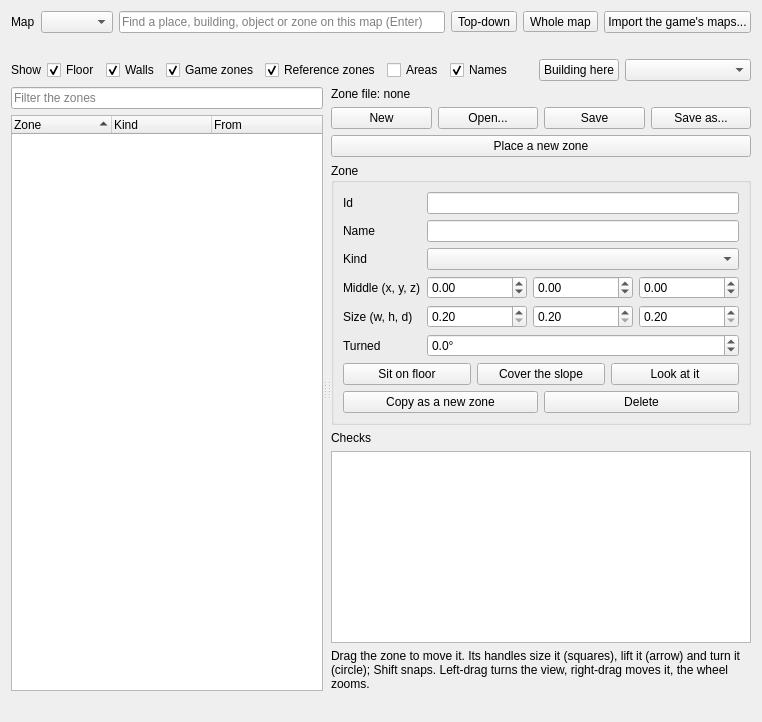
The window that src/ui/designer/zones_tab.ui (ThePi1/SPT-Trader-Builder) describes before a commit, drawn with Qt 5.
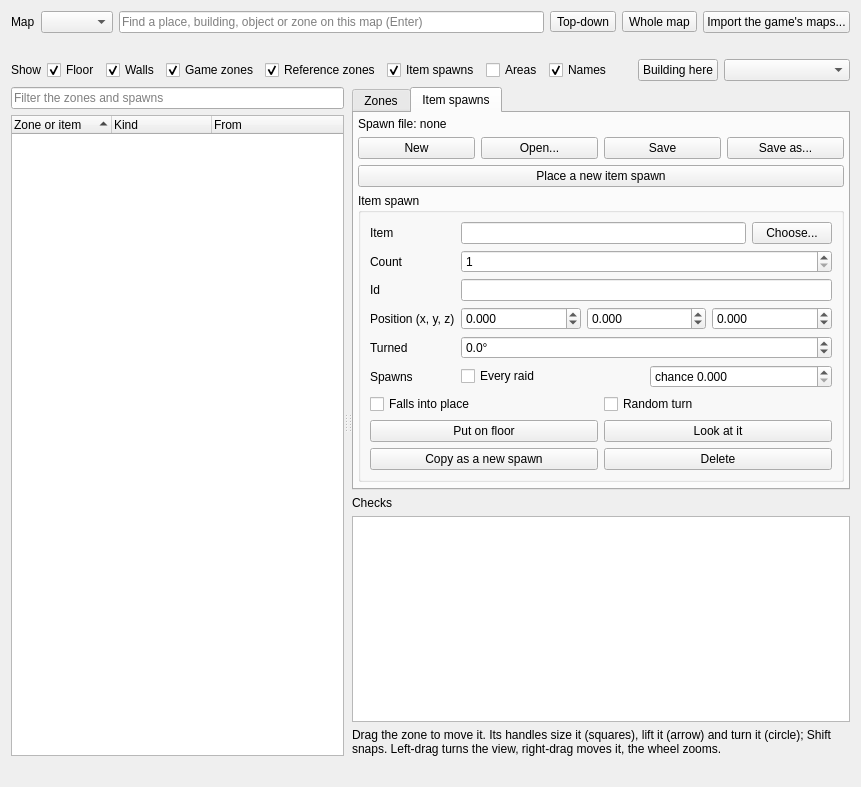
The same window after the commit. The open tabs and pages were chosen to show the change.

Commit message: Zones tab: item spawns (WTT-CommonLib's CustomLootspawns)

```diff
--- a/src/ui/designer/zones_tab.ui
+++ b/src/ui/designer/zones_tab.ui
@@ -141,6 +141,19 @@
        </property>
       </widget>
      </item>
+     <item>
+      <widget class="QCheckBox" name="spawnsBox">
+       <property name="toolTip">
+        <string>Item spawns: yours, and those in the item spawn files among your reference files</string>
+       </property>
+       <property name="text">
+        <string>Item spawns</string>
+       </property>
+       <property name="checked">
+        <bool>true</bool>
+       </property>
+      </widget>
+     </item>
      <item>
       <widget class="QCheckBox" name="areasBox">
        <property name="toolTip">
@@ -224,7 +237,7 @@
        <item>
         <widget class="QLineEdit" name="zoneFilter">
          <property name="placeholderText">
-          <string>Filter the zones</string>
+          <string>Filter the zones and spawns</string>
          </property>
          <property name="clearButtonEnabled">
           <bool>true</bool>
@@ -244,7 +257,7 @@
          </property>
          <column>
           <property name="text">
-           <string>Zone</string>
+           <string>Zone or item</string>
           </property>
          </column>
          <column>
@@ -295,6 +308,31 @@
         <number>0</number>
        </property>
        <item>
+        <widget class="QTabWidget" name="editTabs">
+         <property name="sizePolicy">
+          <sizepolicy hsizetype="Preferred" vsizetype="Maximum">
+           <horstretch>0</horstretch>
+           <verstretch>0</verstretch>
+          </sizepolicy>
+         </property>
+         <widget class="QWidget" name="zonesPage">
+          <attribute name="title">
+           <string>Zones</string>
+          </attribute>
+          <layout class="QVBoxLayout" name="zonesPageLayout">
+           <property name="leftMargin">
+            <number>4</number>
+           </property>
+           <property name="topMargin">
+            <number>4</number>
+           </property>
+           <property name="rightMargin">
+            <number>4</number>
+           </property>
+           <property name="bottomMargin">
+            <number>4</number>
+           </property>
+           <item>
         <widget class="QLabel" name="fileLabel">
          <property name="toolTip">
           <string>The quest zone file (WTT-CommonLib's CustomQuestZones) your zones are in</string>
@@ -633,6 +671,408 @@
         </widget>
        </item>
        <item>
+            <spacer name="zonesPageSpacer">
+             <property name="orientation">
+              <enum>Qt::Vertical</enum>
+             </property>
+             <property name="sizeHint" stdset="0">
+              <size>
+               <width>10</width>
+               <height>0</height>
+              </size>
+             </property>
+            </spacer>
+           </item>
+          </layout>
+         </widget>
+         <widget class="QWidget" name="spawnsPage">
+          <attribute name="title">
+           <string>Item spawns</string>
+          </attribute>
+          <layout class="QVBoxLayout" name="spawnsPageLayout">
+           <property name="leftMargin">
+            <number>4</number>
+           </property>
+           <property name="topMargin">
+            <number>4</number>
+           </property>
+           <property name="rightMargin">
+            <number>4</number>
+           </property>
+           <property name="bottomMargin">
+            <number>4</number>
+           </property>
+           <item>
+            <widget class="QLabel" name="spawnFileLabel">
+             <property name="toolTip">
+              <string>The item spawn file (WTT-CommonLib's CustomLootspawns) your spawns are in. Its folder says what they are: CustomSpawnpointsForced spawns every raid (as quest items do), CustomSpawnpoints is loose loot</string>
+             </property>
+             <property name="text">
+              <string>Spawn file: none</string>
+             </property>
+             <property name="wordWrap">
+              <bool>true</bool>
+             </property>
+            </widget>
+           </item>
+           <item>
+            <layout class="QHBoxLayout" name="spawnFileRow">
+             <item>
+              <widget class="QPushButton" name="newSpawnFileButton">
+               <property name="toolTip">
+                <string>Start an empty item spawn file</string>
+               </property>
+               <property name="text">
+                <string>New</string>
+               </property>
+              </widget>
+             </item>
+             <item>
+              <widget class="QPushButton" name="openSpawnFileButton">
+               <property name="toolTip">
+                <string>Open an item spawn file to change its spawns</string>
+               </property>
+               <property name="text">
+                <string>Open...</string>
+               </property>
+              </widget>
+             </item>
+             <item>
+              <widget class="QPushButton" name="saveSpawnFileButton">
+               <property name="text">
+                <string>Save</string>
+               </property>
+              </widget>
+             </item>
+             <item>
+              <widget class="QPushButton" name="saveAsSpawnFileButton">
+               <property name="text">
+                <string>Save as...</string>
+               </property>
+              </widget>
+             </item>
+            </layout>
+           </item>
+           <item>
+            <widget class="QPushButton" name="placeSpawnButton">
+             <property name="toolTip">
+              <string>Then click where the item goes (Esc to stop). It is the item last placed; the first time, you choose it</string>
+             </property>
+             <property name="text">
+              <string>Place a new item spawn</string>
+             </property>
+             <property name="checkable">
+              <bool>true</bool>
+             </property>
+            </widget>
+           </item>
+           <item>
+            <widget class="QGroupBox" name="spawnGroup">
+             <property name="title">
+              <string>Item spawn</string>
+             </property>
+             <layout class="QFormLayout" name="spawnForm">
+              <item row="0" column="0">
+               <widget class="QLabel" name="spawnItemLabel">
+                <property name="text">
+                 <string>Item</string>
+                </property>
+               </widget>
+              </item>
+              <item row="0" column="1">
+               <layout class="QHBoxLayout" name="spawnItemRow">
+                <item>
+                 <widget class="QLineEdit" name="spawnItemEdit">
+                  <property name="toolTip">
+                   <string>The item that spawns</string>
+                  </property>
+                  <property name="readOnly">
+                   <bool>true</bool>
+                  </property>
+                 </widget>
+                </item>
+                <item>
+                 <widget class="QPushButton" name="chooseItemButton">
+                  <property name="toolTip">
+                   <string>Choose the item: the game's, or a custom item in your reference files</string>
+                  </property>
+                  <property name="text">
+                   <string>Choose...</string>
+                  </property>
+                 </widget>
+                </item>
+               </layout>
+              </item>
+              <item row="1" column="0">
+               <widget class="QLabel" name="spawnCountLabel">
+                <property name="text">
+                 <string>Count</string>
+                </property>
+               </widget>
+              </item>
+              <item row="1" column="1">
+               <widget class="QSpinBox" name="spawnCountSpin">
+                <property name="toolTip">
+                 <string>How many in its stack (money and ammo get a random stack from the server instead)</string>
+                </property>
+                <property name="minimum">
+                 <number>1</number>
+                </property>
+                <property name="maximum">
+                 <number>1000000</number>
+                </property>
+               </widget>
+              </item>
+              <item row="2" column="0">
+               <widget class="QLabel" name="spawnIdLabel">
+                <property name="text">
+                 <string>Id</string>
+                </property>
+               </widget>
+              </item>
+              <item row="2" column="1">
+               <widget class="QLineEdit" name="spawnIdEdit">
+                <property name="toolTip">
+                 <string>The spawn's template Id. Spawns that come every raid and share an Id are alternatives: the server spawns one of them each raid</string>
+                </property>
+               </widget>
+              </item>
+              <item row="3" column="0">
+               <widget class="QLabel" name="spawnPositionLabel">
+                <property name="text">
+                 <string>Position (x, y, z)</string>
+                </property>
+               </widget>
+              </item>
+              <item row="3" column="1">
+               <layout class="QHBoxLayout" name="spawnPositionRow">
+                <item>
+                 <widget class="QDoubleSpinBox" name="spawnXSpin">
+                  <property name="toolTip">
+                   <string>East (metres)</string>
+                  </property>
+                  <property name="decimals">
+                   <number>3</number>
+                  </property>
+                  <property name="minimum">
+                   <double>-5000</double>
+                  </property>
+                  <property name="maximum">
+                   <double>5000</double>
+                  </property>
+                  <property name="singleStep">
+                   <double>0.05</double>
+                  </property>
+                 </widget>
+                </item>
+                <item>
+                 <widget class="QDoubleSpinBox" name="spawnYSpin">
+                  <property name="toolTip">
+                   <string>Up (metres)</string>
+                  </property>
+                  <property name="decimals">
+                   <number>3</number>
+                  </property>
+                  <property name="minimum">
+                   <double>-5000</double>
+                  </property>
+                  <property name="maximum">
+                   <double>5000</double>
+                  </property>
+                  <property name="singleStep">
+                   <double>0.05</double>
+                  </property>
+                 </widget>
+                </item>
+                <item>
+                 <widget class="QDoubleSpinBox" name="spawnZSpin">
+                  <property name="toolTip">
+                   <string>North (metres)</string>
+                  </property>
+                  <property name="decimals">
+                   <number>3</number>
+                  </property>
+                  <property name="minimum">
+                   <double>-5000</double>
+                  </property>
+                  <property name="maximum">
+                   <double>5000</double>
+                  </property>
+                  <property name="singleStep">
+                   <double>0.05</double>
+                  </property>
+                 </widget>
+                </item>
+               </layout>
+              </item>
+              <item row="4" column="0">
+               <widget class="QLabel" name="spawnYawLabel">
+                <property name="text">
+                 <string>Turned</string>
+                </property>
+               </widget>
+              </item>
+              <item row="4" column="1">
+               <widget class="QDoubleSpinBox" name="spawnYawSpin">
+                <property name="toolTip">
+                 <string>Degrees clockwise, seen from above (its y rotation)</string>
+                </property>
+                <property name="decimals">
+                 <number>1</number>
+                </property>
+                <property name="minimum">
+                 <double>0</double>
+                </property>
+                <property name="maximum">
+                 <double>360</double>
+                </property>
+                <property name="singleStep">
+                 <double>5</double>
+                </property>
+                <property name="suffix">
+                 <string>°</string>
+                </property>
+                <property name="wrapping">
+                 <bool>true</bool>
+                </property>
+               </widget>
+              </item>
+              <item row="5" column="0">
+               <widget class="QLabel" name="spawnChanceLabel">
+                <property name="text">
+                 <string>Spawns</string>
+                </property>
+               </widget>
+              </item>
+              <item row="5" column="1">
+               <layout class="QHBoxLayout" name="spawnChanceRow">
+                <item>
+                 <widget class="QCheckBox" name="spawnAlwaysBox">
+                  <property name="toolTip">
+                   <string>IsAlwaysSpawn: it spawns every raid. A forced file's spawns always do</string>
+                  </property>
+                  <property name="text">
+                   <string>Every raid</string>
+                  </property>
+                 </widget>
+                </item>
+                <item>
+                 <widget class="QDoubleSpinBox" name="spawnChanceSpin">
+                  <property name="toolTip">
+                   <string>Its probability. Loose loot: its weight against the map's own loose loot points (1: every raid). Spawns every raid that share an Id: how likely this one is the one that spawns</string>
+                  </property>
+                  <property name="decimals">
+                   <number>3</number>
+                  </property>
+                  <property name="minimum">
+                   <double>0</double>
+                  </property>
+                  <property name="maximum">
+                   <double>1</double>
+                  </property>
+                  <property name="singleStep">
+                   <double>0.05</double>
+                  </property>
+                  <property name="prefix">
+                   <string>chance </string>
+                  </property>
+                 </widget>
+                </item>
+               </layout>
+              </item>
+              <item row="6" column="0" colspan="2">
+               <layout class="QHBoxLayout" name="spawnOptionsRow">
+                <item>
+                 <widget class="QCheckBox" name="spawnGravityBox">
+                  <property name="toolTip">
+                   <string>useGravity: it falls onto what is under it when the raid starts. Off: it stays where it is put</string>
+                  </property>
+                  <property name="text">
+                   <string>Falls into place</string>
+                  </property>
+                 </widget>
+                </item>
+                <item>
+                 <widget class="QCheckBox" name="spawnRandomBox">
+                  <property name="toolTip">
+                   <string>randomRotation: it is turned at random</string>
+                  </property>
+                  <property name="text">
+                   <string>Random turn</string>
+                  </property>
+                 </widget>
+                </item>
+               </layout>
+              </item>
+              <item row="7" column="0" colspan="2">
+               <layout class="QHBoxLayout" name="spawnButtonsRow">
+                <item>
+                 <widget class="QPushButton" name="spawnFloorButton">
+                  <property name="toolTip">
+                   <string>Put it on the floor, or the top of what is under it (a table, a shelf)</string>
+                  </property>
+                  <property name="text">
+                   <string>Put on floor</string>
+                  </property>
+                 </widget>
+                </item>
+                <item>
+                 <widget class="QPushButton" name="spawnLookButton">
+                  <property name="toolTip">
+                   <string>Bring it into view (F)</string>
+                  </property>
+                  <property name="text">
+                   <string>Look at it</string>
+                  </property>
+                 </widget>
+                </item>
+               </layout>
+              </item>
+              <item row="8" column="0" colspan="2">
+               <layout class="QHBoxLayout" name="spawnButtonsRow2">
+                <item>
+                 <widget class="QPushButton" name="copySpawnButton">
+                  <property name="toolTip">
+                   <string>Add a copy of this spawn to your spawn file, to change</string>
+                  </property>
+                  <property name="text">
+                   <string>Copy as a new spawn</string>
+                  </property>
+                 </widget>
+                </item>
+                <item>
+                 <widget class="QPushButton" name="deleteSpawnButton">
+                  <property name="toolTip">
+                   <string>Take this spawn out of your spawn file (Delete)</string>
+                  </property>
+                  <property name="text">
+                   <string>Delete</string>
+                  </property>
+                 </widget>
+                </item>
+               </layout>
+              </item>
+             </layout>
+            </widget>
+           </item>
+           <item>
+            <spacer name="spawnsPageSpacer">
+             <property name="orientation">
+              <enum>Qt::Vertical</enum>
+             </property>
+             <property name="sizeHint" stdset="0">
+              <size>
+               <width>10</width>
+               <height>0</height>
+              </size>
+             </property>
+            </spacer>
+           </item>
+          </layout>
+         </widget>
+        </widget>
+       </item>
+       <item>
         <widget class="QLabel" name="checksLabel">
          <property name="text">
           <string>Checks</string>
```
Left out of the diff: 9 changed lines with no effect on the pictures. Lines whose indentation alone changed are shown as unchanged. The commit also changes 14 other files.
